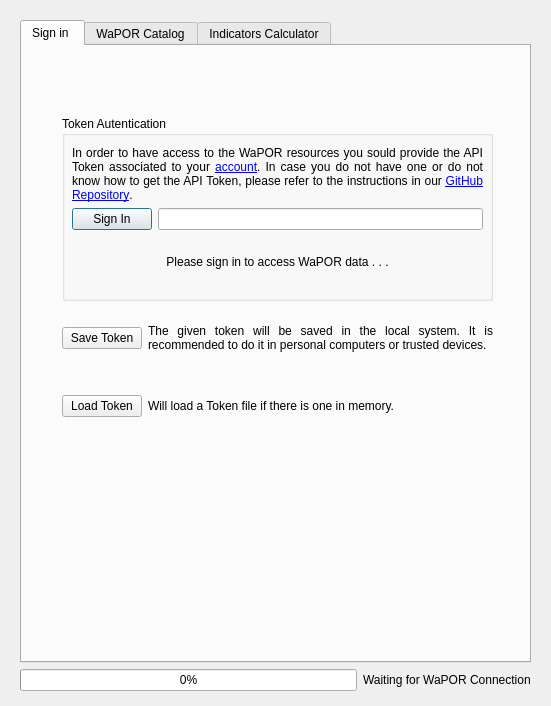
This is wap_plugin_dialog_base.ui in WAGIS/wap_plugin as Qt 5 draws it before an edit. The edited form follows.
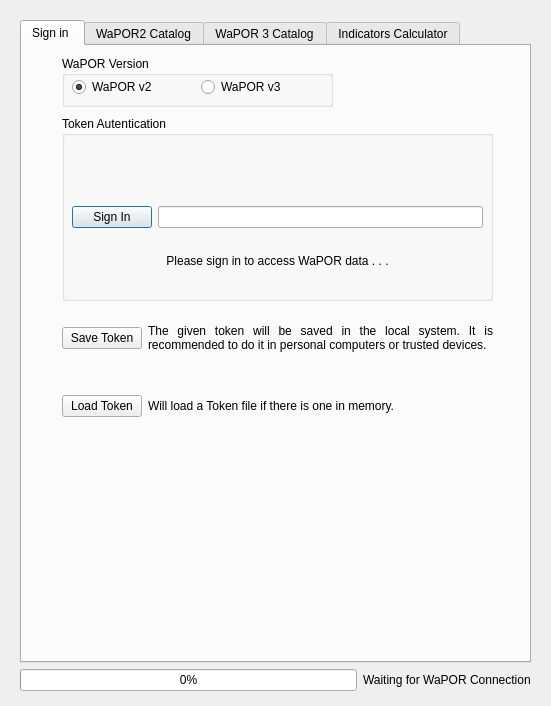
This is the edited form. The open tabs and pages were chosen to show the change. Custom widgets are drawn as their Qt base class.

Commit message: Integration of API V3 to list the workspaces in WaPOR3 API - Tested and integrated into UI

```diff
--- a/wap_plugin_dialog_base.ui
+++ b/wap_plugin_dialog_base.ui
@@ -60,7 +60,7 @@
              <item>
               <widget class="QLabel" name="signinDescriptionLabel">
                <property name="text">
-                <string>&lt;html&gt;&lt;head/&gt;&lt;body&gt;&lt;p&gt;In order to have access to the WaPOR resources you sould provide the API Token associated to your &lt;a href=&quot;https://wapor.apps.fao.org/profile&quot;&gt;&lt;span style=&quot; text-decoration: underline; color:#0000ff;&quot;&gt;account&lt;/span&gt;&lt;/a&gt;. In case you do not have one or do not know how to get the API Token, please refer to the instructions in our &lt;a href=&quot;https://github.com/WAGIS/wap_plugin/wiki/Login-to-database&quot;&gt;&lt;span style=&quot; text-decoration: underline; color:#0000ff;&quot;&gt;GitHub Repository&lt;/span&gt;&lt;/a&gt;.&lt;/p&gt;&lt;/body&gt;&lt;/html&gt;</string>
+                <string/>
                </property>
                <property name="alignment">
                 <set>Qt::AlignJustify|Qt::AlignVCenter</set>
@@ -154,10 +154,52 @@
          </item>
         </layout>
        </widget>
+       <widget class="QGroupBox" name="groupBox">
+        <property name="geometry">
+         <rect>
+          <x>40</x>
+          <y>10</y>
+          <width>271</width>
+          <height>51</height>
+         </rect>
+        </property>
+        <property name="title">
+         <string>WaPOR Version</string>
+        </property>
+        <widget class="QWidget" name="horizontalLayoutWidget">
+         <property name="geometry">
+          <rect>
+           <x>10</x>
+           <y>20</y>
+           <width>251</width>
+           <height>22</height>
+          </rect>
+         </property>
+         <layout class="QHBoxLayout" name="horizontalLayout_3">
+          <item>
+           <widget class="QRadioButton" name="Wapor2radioButton">
+            <property name="text">
+             <string>WaPOR v2</string>
+            </property>
+            <property name="checked">
+             <bool>true</bool>
+            </property>
+           </widget>
+          </item>
+          <item>
+           <widget class="QRadioButton" name="Wapor3radioButton">
+            <property name="text">
+             <string>WaPOR v3</string>
+            </property>
+           </widget>
+          </item>
+         </layout>
+        </widget>
+       </widget>
       </widget>
       <widget class="QWidget" name="downloadTab">
        <attribute name="title">
-        <string>WaPOR Catalog</string>
+        <string>WaPOR2 Catalog</string>
        </attribute>
        <widget class="QWidget" name="layoutWidget_2">
         <property name="geometry">
@@ -526,6 +568,21 @@
         </layout>
        </widget>
       </widget>
+      <widget class="QWidget" name="tab">
+       <attribute name="title">
+        <string>WaPOR 3 Catalog</string>
+       </attribute>
+       <widget class="QComboBox" name="workspace3ComboBox">
+        <property name="geometry">
+         <rect>
+          <x>270</x>
+          <y>30</y>
+          <width>211</width>
+          <height>22</height>
+         </rect>
+        </property>
+       </widget>
+      </widget>
       <widget class="QWidget" name="indicTab">
        <attribute name="title">
         <string>Indicators Calculator</string>
```
Left out of the diff: 2 changed lines with no effect on the pictures. The commit also changes 5 other files.
